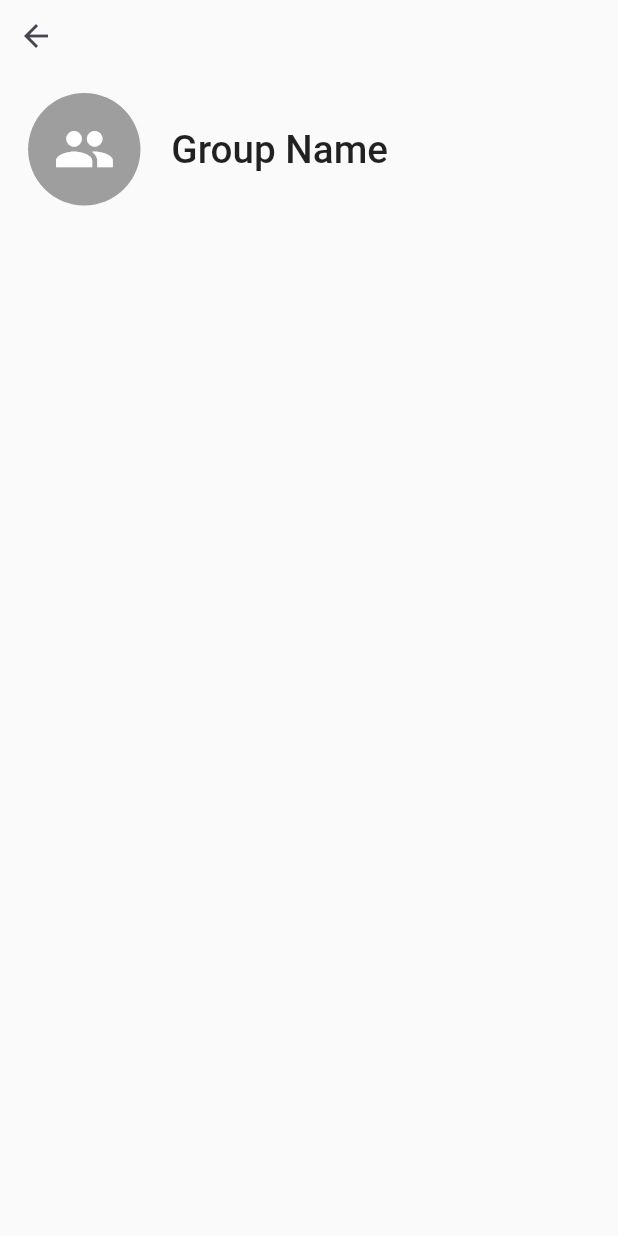
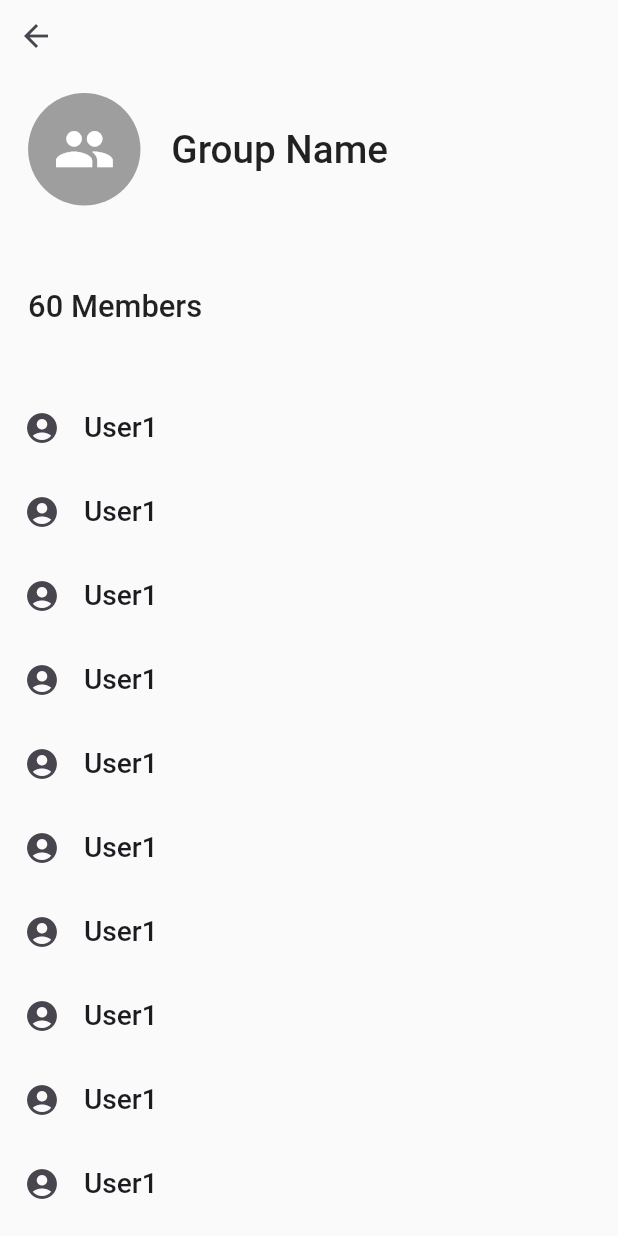
Before and after one commit to BaberHashmi512/chat_app_firebase, a Flutter app: the GroupInfo screen opened directly, on a phone screen of 412 x 824 dp. Run offline on Flutter 3.47's test engine with Material 2 defaults, Android fonts, the phone set to English and light mode, and no system bars; our stand-ins replace cloud_firestore, firebase_auth, firebase_core, firebase_messaging, firebase_storage, image_picker; accounts and stored records are empty.

Commit message:
Facing issue in Group Creating

```diff
--- a/lib/group_chat/group_chat_screen.dart
+++ b/lib/group_chat/group_chat_screen.dart
@@ -1,3 +1,4 @@
+import 'package:chat_app/group_chat/create_group/add_members.dart';
 import 'package:chat_app/group_chat/group_chat_room.dart';
 import 'package:flutter/material.dart';
 
@@ -30,7 +31,9 @@ class _GroupChatHomeScreenState extends State<GroupChatHomeScreen> {
       }),
       floatingActionButton: FloatingActionButton(
         tooltip: "Create Group",
-          onPressed: (){},
+          onPressed: () => Navigator.of(context).push(
+            MaterialPageRoute(builder: (_)=> AddMembersInGroup(),),
+          ),
         child: const Icon(Icons.create)),
     );
   }
--- a/lib/group_chat/group_info.dart
+++ b/lib/group_chat/group_info.dart
@@ -10,8 +10,9 @@ class GroupInfo extends StatelessWidget {
       child: Scaffold(
         body: SingleChildScrollView(
           child: Column(
+            mainAxisSize: MainAxisSize.min,
             children: [
-              Align(alignment: Alignment.centerLeft, child: BackButton()),
+              const Align(alignment: Alignment.centerLeft, child: BackButton()),
               Container(
                 height: size.height / 8,
                 width: size.width / 1.1,
@@ -33,15 +34,66 @@ class GroupInfo extends StatelessWidget {
                     ),
                     Expanded(
                       child: Container(
-                        child: Text("Group Name",
-                        style: TextStyle(
-                          fontSize: size.width /16,
-                          fontWeight: FontWeight.w500
-                        ),
+                        child: Text(
+                          "Group Name",
+                          style: TextStyle(
+                              fontSize: size.width / 16,
+                              fontWeight: FontWeight.w500),
                         ),
                       ),
                     ),
                   ],
+                ),
+              ),
+              SizedBox(
+                height: size.height / 20,
+              ),
+              Container(
+                width: size.width / 1.1,
+                child: Text(
+                  "60 Members",
+                  style: TextStyle(
+                      fontSize: size.width / 20, fontWeight: FontWeight.w500),
+                ),
+              ),
+              SizedBox(
+                height: size.height / 20,
+              ),
+
+              // Members Name
+              Flexible(
+                child: ListView.builder(
+                  itemCount: 10,
+                  shrinkWrap: true,
+                  physics: NeverScrollableScrollPhysics(),
+                  itemBuilder: (context, index) {
+                    return ListTile(
+                      leading: Icon(
+                        Icons.account_circle,
+                      ),
+                      title: Text(
+                        "User1",
+                        style: TextStyle(
+                          fontSize: size.width / 22,
+                          fontWeight: FontWeight.w500,
+                        ),
+                      ),
+                    );
+                  },
+                ),
+              ),
+              ListTile(
+                onTap: () {},
+                leading: Icon(
+                  Icons.logout,
+                  color: Colors.redAccent,
+                ),
+                title: Text(
+                  "Leave Group",
+                  style: TextStyle(
+                      fontSize: size.width / 22,
+                      fontWeight: FontWeight.w500,
+                      color: Colors.redAccent),
                 ),
               )
             ],
```
Also changed, not shown: lib/group_chat/create_group/add_members.dart (added, +158 -0 lines), lib/group_chat/create_group/create_group.dart (added, +46 -0 lines).
